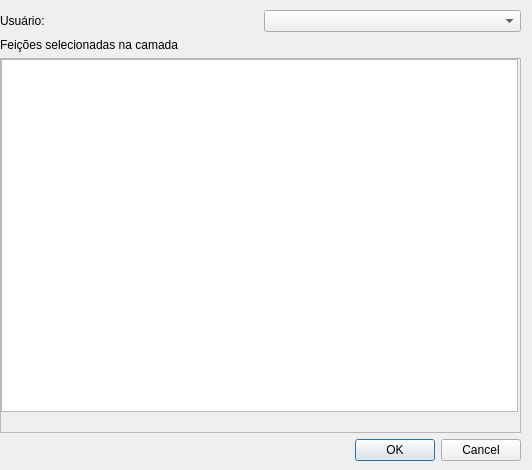
The window that taskmanager_dialog_base.ui (alexlopespereira/taskmanager) describes before a commit, drawn with Qt 5.
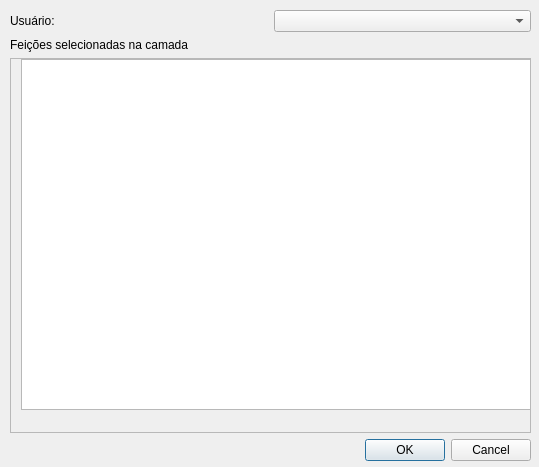
The same window after the commit.

Commit message: Removed dependency from a specific database table and column

What changed in the file:
```diff
--- a/taskmanager_dialog_base.ui
+++ b/taskmanager_dialog_base.ui
@@ -6,8 +6,8 @@
    <rect>
     <x>0</x>
     <y>0</y>
-    <width>532</width>
-    <height>470</height>
+    <width>539</width>
+    <height>467</height>
    </rect>
   </property>
   <property name="windowTitle">
@@ -16,7 +16,7 @@
   <widget class="QWidget" name="verticalLayoutWidget">
    <property name="geometry">
     <rect>
-     <x>0</x>
+     <x>10</x>
      <y>10</y>
      <width>521</width>
      <height>451</height>
@@ -60,13 +60,13 @@
            <height>351</height>
           </rect>
          </property>
-         <widget class="QListView" name="listView">
+         <widget class="QTableView" name="tableView">
           <property name="geometry">
            <rect>
-            <x>0</x>
+            <x>10</x>
             <y>0</y>
-            <width>517</width>
-            <height>353</height>
+            <width>519</width>
+            <height>351</height>
            </rect>
           </property>
          </widget>
```
Left out of the diff: 2 changed lines with no effect on the pictures. The commit also changes 4 other files.
